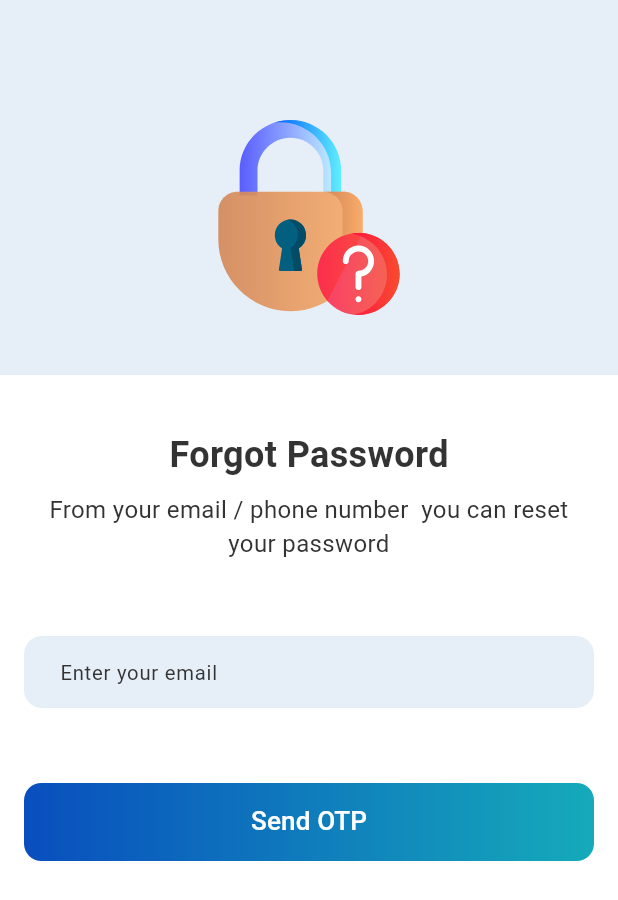
After one commit to MdLimon123/Netwalking-Global, a Flutter app: the ForgetScreen screen opened directly, on a phone screen of 412 x 824 dp. The commit adds this screen. Shown: the top 900 px of the screen. Run offline on Flutter 3.47's test engine with Material 3 defaults, Android fonts, the phone set to English and light mode, and no system bars; our stand-ins replace flutter_screenutil, flutter_spinkit, flutter_svg, get, shared_preferences; accounts and stored records are empty; Roboto replaces fonts that are missing (Montserrat); project files that could hold a hidden picture were left out.

Commit message:
complete forget screen

```diff
--- /dev/null
+++ b/lib/views/screen/Auth/forget_screen.dart
@@ -0,0 +1,77 @@
+import 'package:flutter/material.dart';
+import 'package:flutter_svg/flutter_svg.dart';
+import 'package:netwalking_global/utils/app_colors.dart';
+import 'package:netwalking_global/views/base/custom_button.dart';
+import 'package:netwalking_global/views/base/custom_text_field.dart';
+
+class ForgetScreen extends StatefulWidget {
+  const ForgetScreen({super.key});
+
+  @override
+  State<ForgetScreen> createState() => _ForgetScreenState();
+}
+
+class _ForgetScreenState extends State<ForgetScreen> {
+
+  final emailTextController = TextEditingController();
+
+  @override
+  Widget build(BuildContext context) {
+    return Scaffold(
+        body: SingleChildScrollView(
+          child: Column(
+            children: [
+              Container(
+                height: 250,
+                padding: EdgeInsets.only(top: 40),
+                width: double.infinity,
+                color: Color(0xFFE6EEF7),
+                child: Padding(
+                  padding: const EdgeInsets.all(40.0),
+                  child: SvgPicture.asset('assets/icons/forgetpassword.svg'),
+                ),
+              ),
+              SizedBox(height: 36,),
+              Center(
+                child: Text("Forgot Password",
+                  style: TextStyle(
+                      fontSize: 24,
+                      fontWeight: FontWeight.w600,
+                      color: AppColors.textColor
+                  ),),
+              ),
+              SizedBox(height: 8,),
+              Padding(
+                padding: const EdgeInsets.symmetric(horizontal: 20),
+                child: Center(
+                  child: Text("From your email / phone number  you can reset your password",
+                    style: TextStyle(
+                        fontSize: 16,
+                        fontWeight: FontWeight.w400,
+                        color: AppColors.textColor
+                    ),
+                    textAlign: TextAlign.center,),
+                ),
+              ),
+              SizedBox(height: 50,),
+              Padding(
+                padding: const EdgeInsets.symmetric(horizontal: 16.0),
+                child: CustomTextField(controller: emailTextController,
+                  hintText: 'Enter your email',),
+              ),
+
+
+              SizedBox(height: 50,),
+              Padding(
+                padding: const EdgeInsets.symmetric(horizontal: 16.0),
+                child: CustomButton(onTap: (){},
+                    text: "Send OTP"),
+              ),
+
+
+            ],
+          ),
+        )
+    );
+  }
+}
--- a/lib/views/screen/Auth/login_screen.dart
+++ b/lib/views/screen/Auth/login_screen.dart
@@ -7,6 +7,7 @@ import 'package:netwalking_global/utils/app_colors.dart';
 import 'package:netwalking_global/utils/style.dart';
 import 'package:netwalking_global/views/base/custom_button.dart';
 import 'package:netwalking_global/views/base/custom_text_field.dart';
+import 'package:netwalking_global/views/screen/Auth/forget_screen.dart';
 
 class LoginScreen extends StatefulWidget {
   const LoginScreen({super.key});
@@ -23,13 +24,12 @@ class _LoginScreenState extends State<LoginScreen> {
   @override
   Widget build(BuildContext context) {
     return Scaffold(
-      body: SafeArea(
-        child: SingleChildScrollView(
-
+      body: SingleChildScrollView(
         child: Column(
           children: [
             Container(
               height: 250,
+              padding: EdgeInsets.only(top: 40),
               width: double.infinity,
               color: Color(0xFFE6EEF7),
               child: Padding(
@@ -77,12 +77,17 @@ class _LoginScreenState extends State<LoginScreen> {
               padding:  EdgeInsets.symmetric(horizontal: 16.0),
               child: Align(
                 alignment: Alignment.centerRight,
+                child: InkWell(
+                  onTap: (){
+                    Get.to(()=> ForgetScreen());
+                  },
                   child: Text("Forget Password?",
                   style: TextStyle(
                     fontSize: 14,
                     fontWeight: FontWeight.w400,
                     color: Color(0xFFFF0F43)
                   ),),
+                ),
               ),
             ),
             SizedBox(height: 32,),
@@ -156,7 +161,6 @@ class _LoginScreenState extends State<LoginScreen> {
 
           ],
         ),
-        ),
       )
     );
   }
--- a/lib/views/screen/Auth/signup_screen.dart
+++ b/lib/views/screen/Auth/signup_screen.dart
@@ -23,12 +23,13 @@ class _SignupScreenState extends State<SignupScreen> {
   @override
   Widget build(BuildContext context) {
     return Scaffold(
-        body: SafeArea(
-          child: SingleChildScrollView(
+        body: SingleChildScrollView(
           child: Column(
             children: [
+
               Container(
                 height: 250,
+                padding: EdgeInsets.only(top: 40),
                 width: double.infinity,
                 color: Color(0xFFE6EEF7),
                 child: Padding(
@@ -150,7 +151,6 @@ class _SignupScreenState extends State<SignupScreen> {
 
             ],
           ),
-          ),
         )
     );
   }
```
Also changed, not shown: assets/icons/forgetpassword.svg (added). Lines whose indentation alone changed are shown as unchanged.
